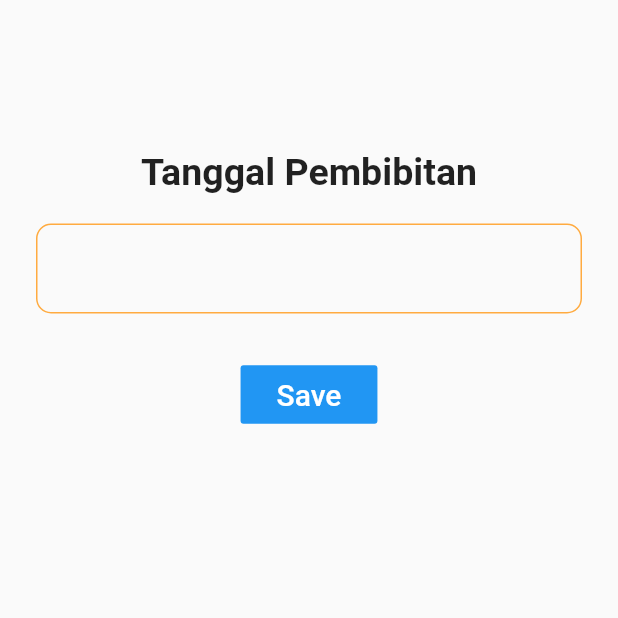
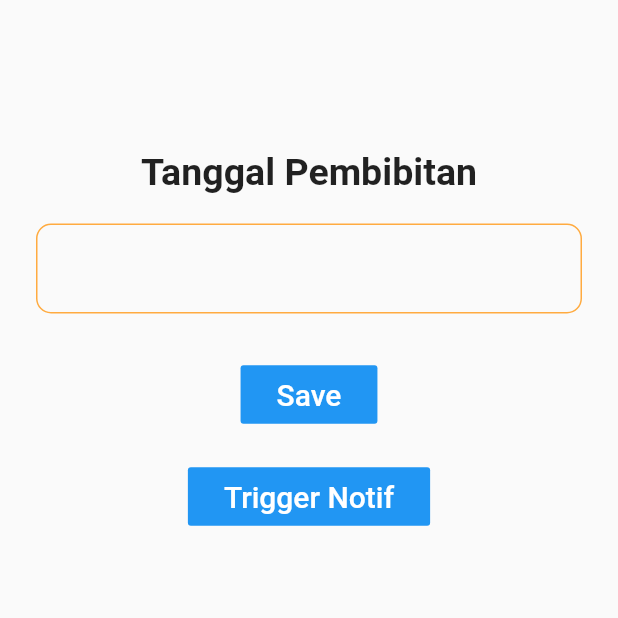
Before and after one commit to renol767/IoT_pH_Suhu_Flutter, a Flutter app: the TimeLine screen opened directly, on a phone screen of 412 x 824 dp, the top half of it. Run offline on Flutter 3.47's test engine with Material 2 defaults, Android fonts, the phone set to English and light mode, and no system bars; our stand-ins replace bottom_navy_bar, charts_flutter, flutter_icons, flutter_local_notifications, flutter_spinkit, fluttertoast and 3 more; accounts and stored records are empty; network calls fail.

Commit message:
new screenshot

```diff
--- a/lib/screen/timeline.dart
+++ b/lib/screen/timeline.dart
@@ -39,7 +39,6 @@ class _TimeLineState extends State<TimeLine> {
     super.initState();
     initializing();
     getFromSharedPreferences();
-    _showNotificationsAfterSecond();
   }
 
   void initializing() async {
@@ -81,7 +80,7 @@ class _TimeLineState extends State<TimeLine> {
   }
 
   Future<void> notificationAfterSec() async {
-    var timeDelayed = DateFormat.yMMMd().parse(dates).add(Duration(days: 10));
+    var timeDelayed = DateTime.now().add(Duration(seconds: 10));
     AndroidNotificationDetails androidNotificationDetails =
         AndroidNotificationDetails(
             'second channel ID', 'second Channel title', 'second channel body',
@@ -98,7 +97,7 @@ class _TimeLineState extends State<TimeLine> {
   }
 
   Future<void> notificationAfterSec1() async {
-    var timeDelayed = DateFormat.yMMMd().parse(dates).add(Duration(days: 30));
+    var timeDelayed = DateTime.now().add(Duration(seconds: 20));
     AndroidNotificationDetails androidNotificationDetails =
         AndroidNotificationDetails(
             'second channel ID', 'second Channel title', 'second channel body',
@@ -115,7 +114,8 @@ class _TimeLineState extends State<TimeLine> {
   }
 
   Future<void> notificationAfterSec2() async {
-    var timeDelayed = DateFormat.yMMMd().parse(dates).add(Duration(days: 60));
+    var timeDelayed = DateTime.now().add(Duration(seconds: 30));
+    // var timeDelayed = DateFormat.yMMMd().parse(dates).add(Duration(days: 60));
     AndroidNotificationDetails androidNotificationDetails =
         AndroidNotificationDetails(
             'second channel ID', 'second Channel title', 'second channel body',
@@ -224,6 +224,22 @@ class _TimeLineState extends State<TimeLine> {
               ),
             ),
             SizedBox(
+              height: 20,
+            ),
+            FlatButton(
+              color: Colors.blue,
+              onPressed: () {
+                _showNotificationsAfterSecond();
+              },
+              child: Padding(
+                padding: const EdgeInsets.all(8.0),
+                child: Text(
+                  "Trigger Notif",
+                  style: TextStyle(fontSize: 20.0, color: Colors.white),
+                ),
+              ),
+            ),
+            SizedBox(
               height: 30,
             ),
           ],
```
Also changed, not shown: 6 other files.
